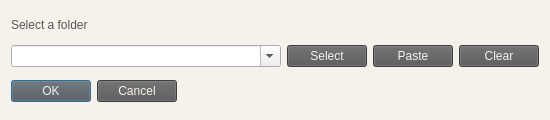
Communist02/AnimePlayer, file forms/open_folder_window.ui: the form before one commit.
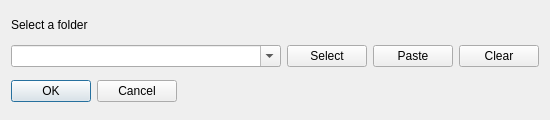
The form after the commit. Icons and pictures are not drawn.

Patch:
```diff
--- a/forms/open_folder_window.ui
+++ b/forms/open_folder_window.ui
@@ -17,37 +17,6 @@
    <iconset>
     <normaloff>../favicon.ico</normaloff>../favicon.ico</iconset>
   </property>
-  <property name="styleSheet">
-   <string notr="true">QDialog {
-	background-color: rgb(245, 241, 235);
-}
-
-QLabel {
-	color: rgb(87, 86, 86);
-}
-
-QCheckBox {
-	color: rgb(87, 86, 86);
-}
-
-QPushButton {
-	background-color: rgb(87, 86, 86);
-	color: rgb(245, 241, 235);
-}
-
-QLabel {
-	color: rgb(87, 86, 86);
-}
-
-QCheckBox {
-	color: rgb(87, 86, 86);
-}
-
-QPushButton {
-	background-color: rgb(87, 86, 86);
-	color: rgb(245, 241, 235);
-}</string>
-  </property>
   <layout class="QHBoxLayout" name="horizontalLayout_2">
    <item>
     <layout class="QVBoxLayout" name="verticalLayout">
```
Left out of the diff: 4 changed lines with no effect on the pictures.
